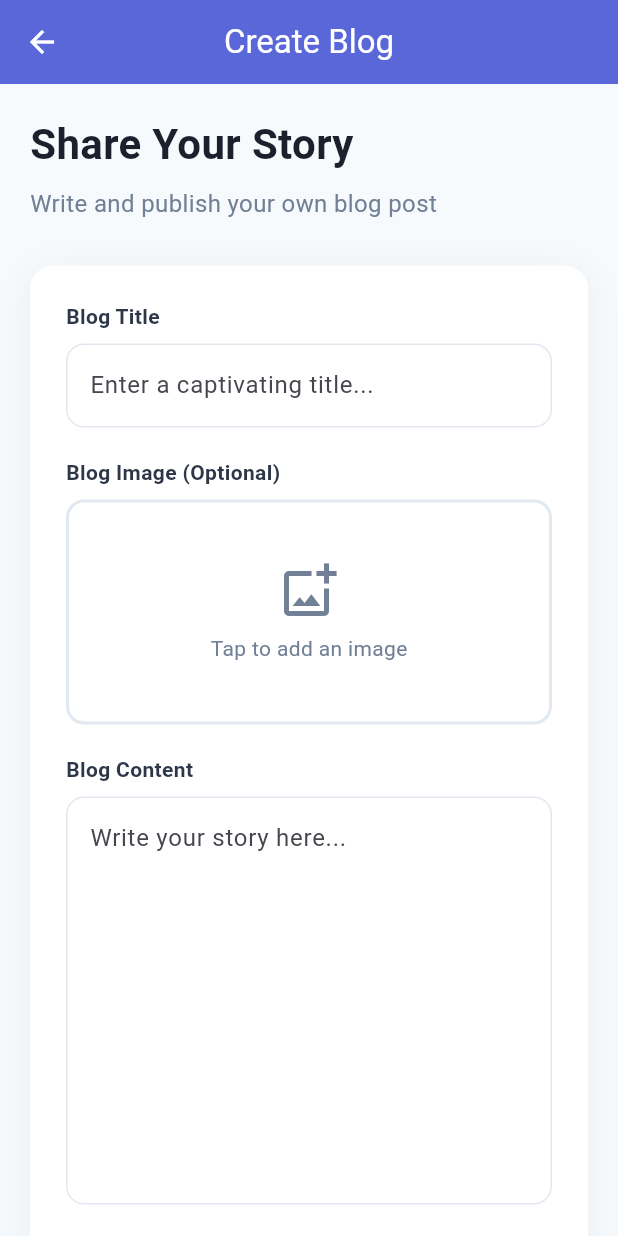
After one commit to PitaoC/Blog-Assesment, a Flutter app: the CreateBlogScreen screen opened directly, on a phone screen of 412 x 824 dp. The commit adds this screen. Run offline on Flutter 3.47's test engine with Material 3 defaults, Android fonts, the phone set to English and light mode, and no system bars; our stand-ins replace flutter_dotenv, image_picker, supabase_flutter; accounts and stored records are empty.

Commit message:
added function to create

```diff
--- a/flutter_assesment/lib/app.dart
+++ b/flutter_assesment/lib/app.dart
@@ -1,5 +1,4 @@
 import 'package:flutter/material.dart';
-import 'screens/login_screen.dart';
 import 'screens/home_screen.dart';
 import 'package:supabase_flutter/supabase_flutter.dart';
 import 'main.dart';
--- /dev/null
+++ b/flutter_assesment/lib/screens/create_screen.dart
@@ -0,0 +1,385 @@
+import 'dart:io';
+import 'package:flutter/material.dart';
+import 'package:image_picker/image_picker.dart';
+import '../services/blog_service.dart';
+import '../services/auth_service.dart';
+import '../services/storage_service.dart';
+
+class CreateBlogScreen extends StatefulWidget {
+  const CreateBlogScreen({super.key});
+
+  @override
+  State<CreateBlogScreen> createState() => _CreateBlogScreenState();
+}
+
+class _CreateBlogScreenState extends State<CreateBlogScreen> {
+  final _formKey = GlobalKey<FormState>();
+  final _titleController = TextEditingController();
+  final _contentController = TextEditingController();
+  final _blogService = BlogService();
+  final _authService = AuthService();
+  final _storageService = StorageService();
+  final _imagePicker = ImagePicker();
+
+  File? _selectedImage;
+  bool _isLoading = false;
+  String? _errorMessage;
+  String? _successMessage;
+
+  @override
+  void dispose() {
+    _titleController.dispose();
+    _contentController.dispose();
+    super.dispose();
+  }
+
+  Future<void> _pickImage() async {
+    final pickedFile = await _imagePicker.pickImage(
+      source: ImageSource.gallery,
+      maxWidth: 1200,
+      maxHeight: 1200,
+      imageQuality: 85,
+    );
+
+    if (pickedFile != null) {
+      setState(() {
+        _selectedImage = File(pickedFile.path);
+      });
+    }
+  }
+
+  void _removeImage() {
+    setState(() {
+      _selectedImage = null;
+    });
+  }
+
+  Future<void> _handleSubmit() async {
+    if (!_formKey.currentState!.validate()) return;
+
+    final user = _authService.currentUser;
+    if (user == null) {
+      setState(() {
+        _errorMessage = '❌ Please login to create a blog.';
+      });
+      return;
+    }
+
+    setState(() {
+      _isLoading = true;
+      _errorMessage = null;
+      _successMessage = null;
+    });
+
+    try {
+      String? imageUrl;
+
+      if (_selectedImage != null) {
+        imageUrl = await _storageService.uploadImage(_selectedImage!);
+        if (imageUrl == null) {
+          setState(() {
+            _errorMessage = '❌ Failed to upload image. Please try again.';
+            _isLoading = false;
+          });
+          return;
+        }
+      }
+
+      await _blogService.createBlog(
+        title: _titleController.text,
+        content: _contentController.text,
+        authorId: user.id,
+        imageUrl: imageUrl,
+      );
+
+      setState(() {
+        _successMessage = '✓ Blog published successfully!';
+      });
+
+      await Future.delayed(const Duration(seconds: 1));
+
+      if (mounted) {
+        Navigator.of(context).pop(true);
+      }
+    } catch (e) {
+      setState(() {
+        _errorMessage = '❌ Error publishing blog: $e';
+      });
+    } finally {
+      if (mounted) {
+        setState(() {
+          _isLoading = false;
+        });
+      }
+    }
+  }
+
+  @override
+  Widget build(BuildContext context) {
+    return Scaffold(
+      backgroundColor: const Color(0xFFF7FAFC),
+      appBar: AppBar(
+        backgroundColor: const Color(0xFF5A67D8),
+        foregroundColor: Colors.white,
+        title: const Text('Create Blog'),
+      ),
+      body: SingleChildScrollView(
+        padding: const EdgeInsets.all(20),
+        child: Column(
+          crossAxisAlignment: CrossAxisAlignment.start,
+          children: [
+            const Text(
+              'Share Your Story',
+              style: TextStyle(
+                fontSize: 28,
+                fontWeight: FontWeight.bold,
+                color: Color(0xFF1A202C),
+              ),
+            ),
+            const SizedBox(height: 8),
+            const Text(
+              'Write and publish your own blog post',
+              style: TextStyle(
+                fontSize: 16,
+                color: Color(0xFF718096),
+              ),
+            ),
+            const SizedBox(height: 30),
+
+            Container(
+              padding: const EdgeInsets.all(24),
+              decoration: BoxDecoration(
+                color: Colors.white,
+                borderRadius: BorderRadius.circular(16),
+                boxShadow: [
+                  BoxShadow(
+                    color: Colors.black.withOpacity(0.05),
+                    blurRadius: 20,
+                    offset: const Offset(0, 4),
+                  ),
+                ],
+              ),
+              child: Form(
+                key: _formKey,
+                child: Column(
+                  crossAxisAlignment: CrossAxisAlignment.stretch,
+                  children: [
+                    if (_errorMessage != null)
+                      Container(
+                        padding: const EdgeInsets.all(12),
+                        margin: const EdgeInsets.only(bottom: 16),
+                        decoration: BoxDecoration(
+                          color: Colors.red.shade50,
+                          borderRadius: BorderRadius.circular(8),
+                          border: Border.all(color: Colors.red.shade200),
+                        ),
+                        child: Text(
+                          _errorMessage!,
+                          style: TextStyle(
+                            color: Colors.red.shade700,
+                            fontSize: 14,
+                          ),
+                        ),
+                      ),
+
+                    if (_successMessage != null)
+                      Container(
+                        padding: const EdgeInsets.all(12),
+                        margin: const EdgeInsets.only(bottom: 16),
+                        decoration: BoxDecoration(
+                          color: Colors.green.shade50,
+                          borderRadius: BorderRadius.circular(8),
+                          border: Border.all(color: Colors.green.shade200),
+                        ),
+                        child: Text(
+                          _successMessage!,
+                          style: TextStyle(
+                            color: Colors.green.shade700,
+                            fontSize: 14,
+                          ),
+                        ),
+                      ),
+
+                    const Text(
+                      'Blog Title',
+                      style: TextStyle(
+                        fontWeight: FontWeight.w600,
+                        color: Color(0xFF2D3748),
+                      ),
+                    ),
+                    const SizedBox(height: 8),
+                    TextFormField(
+                      controller: _titleController,
+                      decoration: InputDecoration(
+                        hintText: 'Enter a captivating title...',
+                        border: OutlineInputBorder(
+                          borderRadius: BorderRadius.circular(12),
+                        ),
+                        enabledBorder: OutlineInputBorder(
+                          borderRadius: BorderRadius.circular(12),
+                          borderSide: const BorderSide(color: Color(0xFFE2E8F0)),
+                        ),
+                        focusedBorder: OutlineInputBorder(
+                          borderRadius: BorderRadius.circular(12),
+                          borderSide: const BorderSide(color: Color(0xFF5A67D8), width: 2),
+                        ),
+                      ),
+                      validator: (value) {
+                        if (value == null || value.trim().isEmpty) {
+                          return 'Please enter a title';
+                        }
+                        return null;
+                      },
+                    ),
+                    const SizedBox(height: 20),
+
+                    const Text(
+                      'Blog Image (Optional)',
+                      style: TextStyle(
+                        fontWeight: FontWeight.w600,
+                        color: Color(0xFF2D3748),
+                      ),
+                    ),
+                    const SizedBox(height: 8),
+                    if (_selectedImage != null)
+                      Stack(
+                        children: [
+                          ClipRRect(
+                            borderRadius: BorderRadius.circular(12),
+                            child: Image.file(
+                              _selectedImage!,
+                              height: 200,
+                              width: double.infinity,
+                              fit: BoxFit.cover,
+                            ),
+                          ),
+                          Positioned(
+                            top: 8,
+                            right: 8,
+                            child: GestureDetector(
+                              onTap: _removeImage,
+                              child: Container(
+                                padding: const EdgeInsets.all(4),
+                                decoration: const BoxDecoration(
+                                  color: Colors.red,
+                                  shape: BoxShape.circle,
+                                ),
+                                child: const Icon(
+                                  Icons.close,
+                                  color: Colors.white,
+                                  size: 20,
+                                ),
+                              ),
+                            ),
+                          ),
+                        ],
+                      )
+                    else
+                      GestureDetector(
+                        onTap: _pickImage,
+                        child: Container(
+                          height: 150,
+                          decoration: BoxDecoration(
+                            border: Border.all(
+                              color: const Color(0xFFE2E8F0),
+                              width: 2,
+                              style: BorderStyle.solid,
+                            ),
+                            borderRadius: BorderRadius.circular(12),
+                          ),
+                          child: const Center(
+                            child: Column(
+                              mainAxisAlignment: MainAxisAlignment.center,
+                              children: [
+                                Icon(
+                                  Icons.add_photo_alternate_outlined,
+                                  size: 40,
+                                  color: Color(0xFF718096),
+                                ),
+                                SizedBox(height: 8),
+                                Text(
+                                  'Tap to add an image',
+                                  style: TextStyle(
+                                    color: Color(0xFF718096),
+                                  ),
+                                ),
+                              ],
+                            ),
+                          ),
+                        ),
+                      ),
+                    const SizedBox(height: 20),
+
+                    const Text(
+                      'Blog Content',
+                      style: TextStyle(
+                        fontWeight: FontWeight.w600,
+                        color: Color(0xFF2D3748),
+                      ),
+                    ),
+                    const SizedBox(height: 8),
+                    TextFormField(
+                      controller: _contentController,
+                      maxLines: 10,
+                      decoration: InputDecoration(
+                        hintText: 'Write your story here...',
+                        alignLabelWithHint: true,
+                        border: OutlineInputBorder(
+                          borderRadius: BorderRadius.circular(12),
+                        ),
+                        enabledBorder: OutlineInputBorder(
+                          borderRadius: BorderRadius.circular(12),
+                          borderSide: const BorderSide(color: Color(0xFFE2E8F0)),
+                        ),
+                        focusedBorder: OutlineInputBorder(
+                          borderRadius: BorderRadius.circular(12),
+                          borderSide: const BorderSide(color: Color(0xFF5A67D8), width: 2),
+                        ),
+                      ),
+                      validator: (value) {
+                        if (value == null || value.trim().isEmpty) {
+                          return 'Please enter some content';
+                        }
+                        return null;
+                      },
+                    ),
+                    const SizedBox(height: 24),
+
+                    ElevatedButton(
+                      onPressed: _isLoading ? null : _handleSubmit,
+                      style: ElevatedButton.styleFrom(
+                        backgroundColor: const Color(0xFF48BB78),
+                        foregroundColor: Colors.white,
+                        padding: const EdgeInsets.symmetric(vertical: 16),
+                        shape: RoundedRectangleBorder(
+                          borderRadius: BorderRadius.circular(12),
+                        ),
+                        elevation: 0,
+                      ),
+                      child: _isLoading
+                          ? const SizedBox(
+                              height: 20,
+                              width: 20,
+                              child: CircularProgressIndicator(
+                                strokeWidth: 2,
+                                color: Colors.white,
+                              ),
+                            )
+                          : const Text(
+                              'Publish Blog',
+                              style: TextStyle(
+                                fontSize: 16,
+                                fontWeight: FontWeight.w600,
+                              ),
+                            ),
+                    ),
+                  ],
+                ),
+              ),
+            ),
+          ],
+        ),
+      ),
+    );
+  }
+}
--- a/flutter_assesment/lib/screens/home_screen.dart
+++ b/flutter_assesment/lib/screens/home_screen.dart
@@ -5,6 +5,7 @@ import '../services/blog_service.dart';
 import '../services/auth_service.dart';
 import 'login_screen.dart';
 import 'view_blog_screen.dart';
+import 'create_screen.dart';
 
 class HomeScreen extends StatefulWidget {
   const HomeScreen({super.key});
@@ -78,6 +79,12 @@ class _HomeScreenState extends State<HomeScreen> {
             IconButton(
               icon: const Icon(Icons.add),
               onPressed: () async {
+                final result = await Navigator.of(context).push<bool>(
+                  MaterialPageRoute(builder: (_) => const CreateBlogScreen()),
+                );
+                if (result == true) {
+                  _loadBlogs();
+                }
               },
             ),
             IconButton(
--- a/flutter_assesment/lib/services/blog_service.dart
+++ b/flutter_assesment/lib/services/blog_service.dart
@@ -25,4 +25,24 @@ class BlogService {
     return Post.fromJson(response);
   }
 
+  Future<Post> createBlog({
+    required String title,
+    required String content,
+    required String authorId,
+    String? imageUrl,
+  }) async {
+    final response = await supabase
+        .from('blogs')
+        .insert({
+          'title': title.trim(),
+          'content': content.trim(),
+          'author_id': authorId,
+          'image_url': imageUrl,
+        })
+        .select()
+        .single();
+
+    return Post.fromJson(response);
+  }
+
 }
--- /dev/null
+++ b/flutter_assesment/lib/services/storage_service.dart
@@ -0,0 +1,41 @@
+import 'dart:io';
+import 'package:uuid/uuid.dart';
+import '../main.dart';
+
+class StorageService {
+  final _uuid = const Uuid();
+
+  Future<String?> uploadImage(File imageFile) async {
+    try {
+      final fileExt = imageFile.path.split('.').last;
+      final fileName = '${DateTime.now().millisecondsSinceEpoch}-${_uuid.v4()}.$fileExt';
+
+      await supabase.storage
+          .from('blog-images')
+          .upload(fileName, imageFile);
+
+      final publicUrl = supabase.storage
+          .from('blog-images')
+          .getPublicUrl(fileName);
+
+      return publicUrl;
+    } catch (e) {
+      print('Error uploading image: $e');
+      return null;
+    }
+  }
+
+  Future<void> deleteImage(String imageUrl) async {
+    try {
+      final uri = Uri.parse(imageUrl);
+      final pathSegments = uri.pathSegments;
+      final fileName = pathSegments.last;
+
+      await supabase.storage
+          .from('blog-images')
+          .remove([fileName]);
+    } catch (e) {
+      print('Error deleting image: $e');
+    }
+  }
+}
--- a/flutter_assesment/pubspec.yaml
+++ b/flutter_assesment/pubspec.yaml
@@ -35,6 +35,8 @@ dependencies:
   # The following adds the Cupertino Icons font to your application.
   # Use with the CupertinoIcons class for iOS style icons.
   cupertino_icons: ^1.0.8
+  image_picker: ^1.0.7
+  uuid: ^4.3.3
 
 dev_dependencies:
   flutter_test:
```
Also changed, not shown: flutter_assesment/pubspec.lock, 5 other files.
